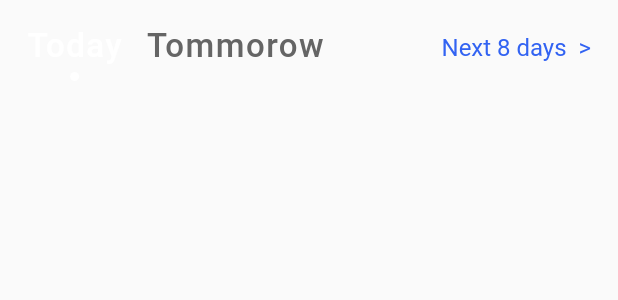
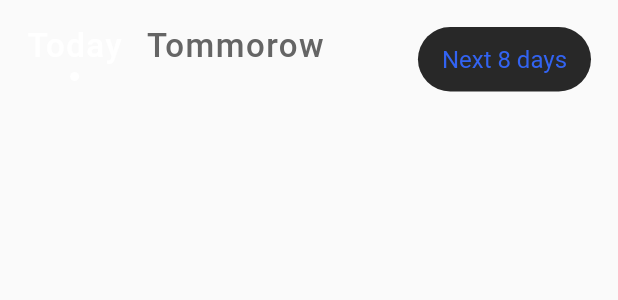
Before and after one commit to angushenderson/Weather-App, a Flutter app: the DailyTemperatureScroller widget shown alone on an empty page, opened directly with empty values, on a phone screen of 412 x 824 dp. Shown: the top 300 px of the screen. Run offline on Flutter 3.47's test engine with Material 2 defaults, Android fonts, the phone set to English and light mode, and no system bars; our stand-ins replace charts_flutter, fl_chart, flutter_icons, font_awesome_flutter, geolocator, scroll_to_index and 3 more; accounts and stored records are empty.

Commit message:
Tweaked some things

```diff
--- a/client/lib/widgets/daily_temperature_scroller.dart
+++ b/client/lib/widgets/daily_temperature_scroller.dart
@@ -52,7 +52,7 @@ class _DailyTemperatureScrollerState extends State<DailyTemperatureScroller> {
             crossAxisAlignment: CrossAxisAlignment.start,
             children: [
               Row(
-                crossAxisAlignment: CrossAxisAlignment.start,
+                crossAxisAlignment: CrossAxisAlignment.center,
                 children: [
                   GestureDetector(
                     onTap: () => {
@@ -146,7 +146,9 @@ class _DailyTemperatureScrollerState extends State<DailyTemperatureScroller> {
                   ),
                 ],
               ),
-              GestureDetector(
+              Padding(
+                padding: const EdgeInsets.only(bottom: 4.0),
+                child: GestureDetector(
                   onTap: () => {
                     Navigator.push(
                       context,
@@ -156,17 +158,23 @@ class _DailyTemperatureScrollerState extends State<DailyTemperatureScroller> {
                       ),
                     )
                   },
+                  child: Container(
+                    decoration: BoxDecoration(
+                      color: Theme.of(context).cardColor,
+                      borderRadius: BorderRadius.circular(24),
+                    ),
                     child: Padding(
-                  padding: const EdgeInsets.only(
-                    top: 4.0,
-                    bottom: 8.0,
-                    left: 8.0,
+                      padding: const EdgeInsets.symmetric(
+                        vertical: 12.0,
+                        horizontal: 16.0,
                       ),
                       child: Text(
-                    'Next 8 days  >',
+                        'Next 8 days',
                         style: TextStyle(
                           color: Color.fromARGB(255, 50, 99, 242),
                           fontSize: 16.0,
+                        ),
+                      ),
                     ),
                   ),
                 ),
@@ -264,6 +272,7 @@ class _DailyTemperatureScrollerState extends State<DailyTemperatureScroller> {
                                 color: index != 1
                                     ? Color.fromARGB(255, 101, 101, 101)
                                     : Colors.white,
+                                fontWeight: FontWeight.w400,
                               ),
                             ),
                             Positioned(
@@ -282,6 +291,7 @@ class _DailyTemperatureScrollerState extends State<DailyTemperatureScroller> {
                               style: TextStyle(
                                 color: Colors.white,
                                 fontSize: 20.0,
+                                fontWeight: FontWeight.w500,
                               ),
                             ),
                           ],
--- a/client/lib/widgets/temperature_trend_card.dart
+++ b/client/lib/widgets/temperature_trend_card.dart
@@ -130,7 +130,7 @@ class _PrecipitationLineChartState extends State<TemperatureLineChart> {
           ),
           getTitles: (value) {
             if (value.toInt() == 0) {
-              return 'Now';
+              return DateFormat('ha').format(temperature[0].dt);
             } else if (value.toInt() == 10) {
               return DateFormat('dd/MM')
                   .format(temperature[temperature.length ~/ 2].dt);
```
Also changed, not shown: client/lib/screens/home_screen.dart (+20 -3 lines), client/lib/widgets/precipitation_card.dart (+4 -5 lines). Lines whose indentation alone changed are shown as unchanged.
